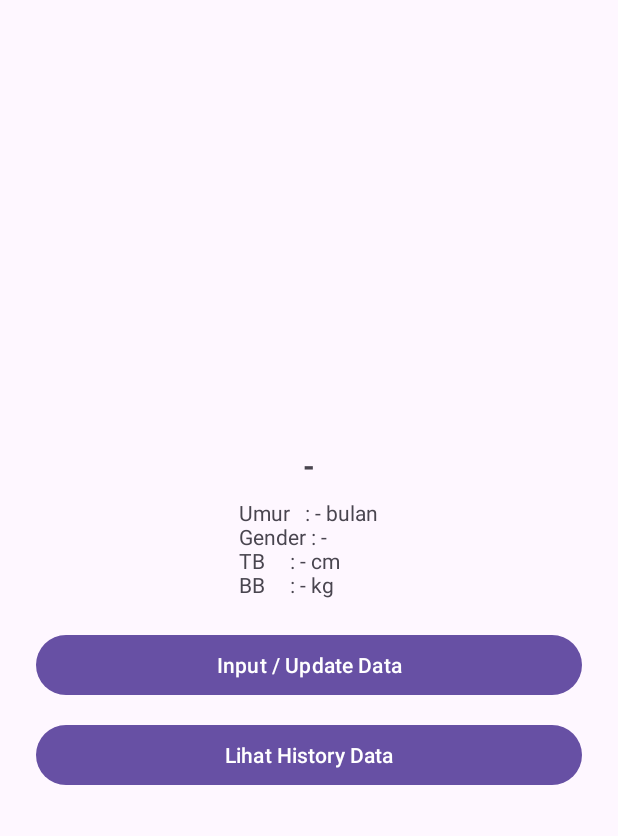
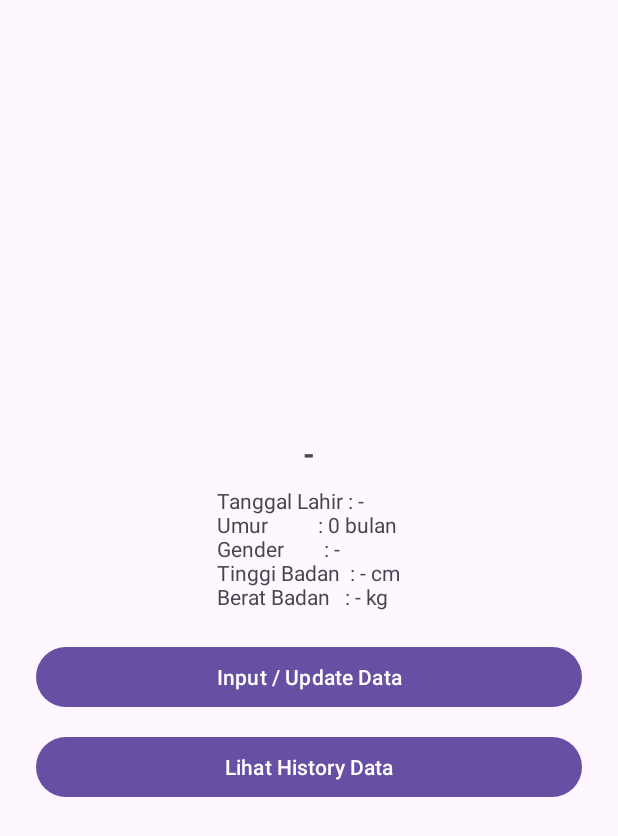
Before and after one commit to Wyzerian/BalitaSehat, an Android app: the MainActivity screen opened directly, with no data from a screen before it, on a phone screen of 412 x 824 dp. Shown: the top 836 px of the screen. Run offline under Robolectric (Android 15) with nearby library versions, the light colour scheme and no system bars.

Commit message:
tambah tanggal input

```diff
--- a/app/src/main/java/com/bootcamp/balitasehat/LoginActivity.kt
+++ b/app/src/main/java/com/bootcamp/balitasehat/LoginActivity.kt
@@ -28,7 +28,7 @@ class LoginActivity : AppCompatActivity() {
             // ===============================
             // 📌 DATA DUMMY (SEMENTARA)
             // ===============================
-            val tanggalLahirDummy = "01-01-2024" // < 24 bulan
+            val tanggalLahirDummy = "24-07-2024" // < 24 bulan
             val namaDummy = "Budi"
             val genderDummy = "Laki-laki"
 
--- a/app/src/main/java/com/bootcamp/balitasehat/MainActivity.kt
+++ b/app/src/main/java/com/bootcamp/balitasehat/MainActivity.kt
@@ -5,6 +5,8 @@ import android.os.Bundle
 import android.widget.Button
 import android.widget.TextView
 import androidx.appcompat.app.AppCompatActivity
+import java.text.SimpleDateFormat
+import java.util.*
 
 class MainActivity : AppCompatActivity() {
 
@@ -20,18 +22,27 @@ class MainActivity : AppCompatActivity() {
         // 🔹 Ambil data TERBARU anak (berdasarkan NIK login)
         val pref = getSharedPreferences("current_data", MODE_PRIVATE)
 
-        val nama = pref.getString("nama", "-")
-        val umur = pref.getString("umur", "-")
-        val gender = pref.getString("gender", "-")
-        val tinggi = pref.getString("tinggi", "-")
-        val berat = pref.getString("berat", "-")
+        val nama = pref.getString("nama", "-") ?: "-"
+        val gender = pref.getString("gender", "-") ?: "-"
+        val tanggalLahir = pref.getString("tanggal_lahir", "-") ?: "-"
+        val tinggi = pref.getString("tinggi", "-") ?: "-"
+        val berat = pref.getString("berat", "-") ?: "-"
+
+        // ⭐ HITUNG UMUR OTOMATIS (BULAN)
+        val umurBulan = if (tanggalLahir != "-") {
+            hitungUmurBulan(tanggalLahir)
+        } else {
+            0
+        }
 
         tvNama.text = nama
+
         tvDetail.text = """
-            Umur   : $umur bulan
-            Gender : $gender
-            TB     : $tinggi cm
-            BB     : $berat kg
+            Tanggal Lahir : $tanggalLahir
+            Umur          : $umurBulan bulan
+            Gender        : $gender
+            Tinggi Badan  : $tinggi cm
+            Berat Badan   : $berat kg
         """.trimIndent()
 
         // ➕ Tombol Input / Update Data
@@ -44,4 +55,24 @@ class MainActivity : AppCompatActivity() {
             startActivity(Intent(this, HistoryActivity::class.java))
         }
     }
+
+    // ===============================
+    // HITUNG UMUR DARI TANGGAL LAHIR
+    // ===============================
+    private fun hitungUmurBulan(tanggalLahir: String): Int {
+        val sdf = SimpleDateFormat("dd-MM-yyyy", Locale.getDefault())
+        val birthDate = sdf.parse(tanggalLahir) ?: return 0
+
+        val calBirth = Calendar.getInstance().apply { time = birthDate }
+        val calNow = Calendar.getInstance()
+
+        var umur = (calNow.get(Calendar.YEAR) - calBirth.get(Calendar.YEAR)) * 12
+        umur += calNow.get(Calendar.MONTH) - calBirth.get(Calendar.MONTH)
+
+        if (calNow.get(Calendar.DAY_OF_MONTH) < calBirth.get(Calendar.DAY_OF_MONTH)) {
+            umur--
+        }
+
+        return umur.coerceAtLeast(0)
+    }
 }
--- a/app/src/main/java/com/bootcamp/balitasehat/model/HistoryModel.kt
+++ b/app/src/main/java/com/bootcamp/balitasehat/model/HistoryModel.kt
@@ -5,5 +5,7 @@ data class HistoryModel(
     val umur: String,
     val gender: String,
     val tinggi: String,
-    val berat: String
+    val berat: String,
+    val tanggalLahir: String,
+    val tanggalInput: String
 )
```
Also changed, not shown: app/src/main/java/com/bootcamp/balitasehat/HistoryActivity.kt (+8 -5 lines), app/src/main/java/com/bootcamp/balitasehat/InputData.kt (+32 -8 lines), app/src/main/java/com/bootcamp/balitasehat/ResultActivity.kt (+10 -8 lines), app/src/main/java/com/bootcamp/balitasehat/model/HistoryAdapter.kt (+17 -5 lines).
